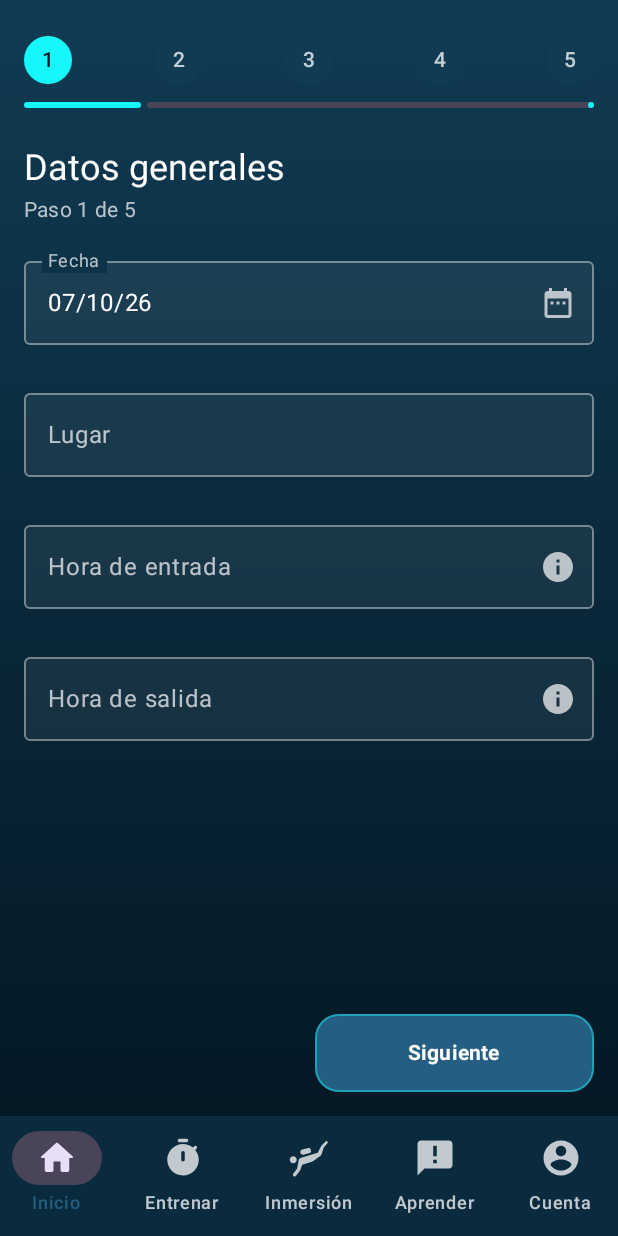
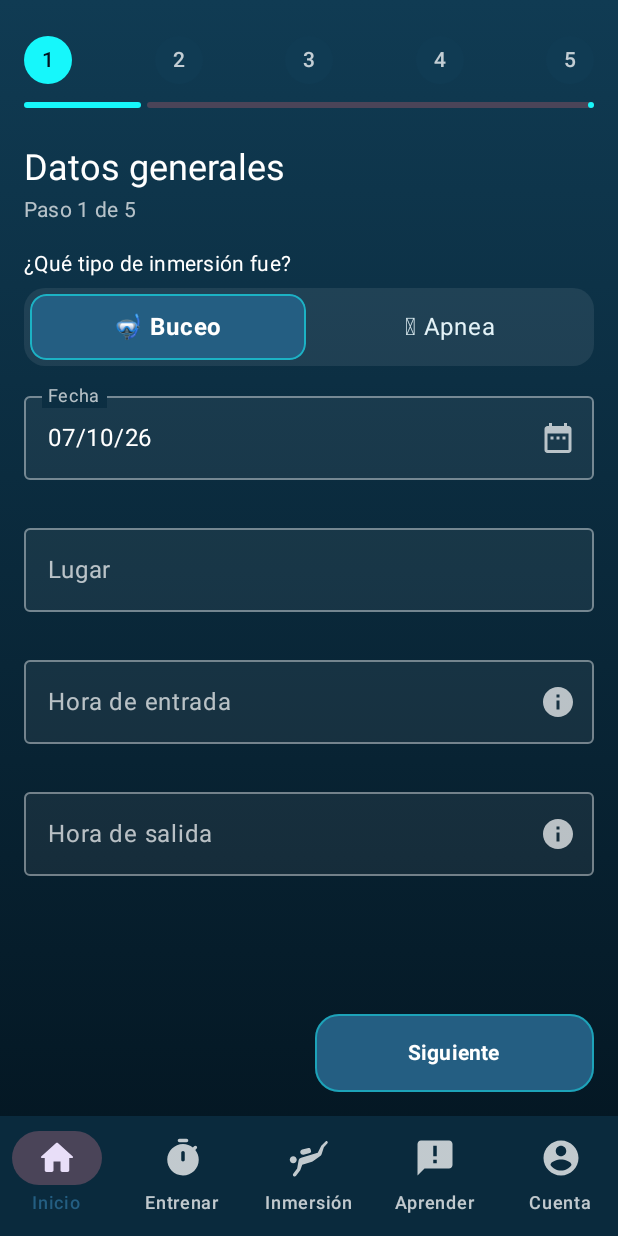
Before and after one commit to ezequielbertero1-code/Appnea-BerteroGarcia, an Android app built with Jetpack Compose: the NuevaInmersionScreen screen opened through its navigation route, on a phone screen of 412 x 824 dp. Run offline under Robolectric (Android 15) with nearby library versions, the phone set to English and light mode, and no system bars; our stand-ins replace navigation suite; 2 statements that could not run were skipped.

Commit message:
cambio bd y voy cambiando el formato

```diff
--- a/app/src/main/java/com/berterogarcia/appnea/data/local/AppDatabase.kt
+++ b/app/src/main/java/com/berterogarcia/appnea/data/local/AppDatabase.kt
@@ -21,7 +21,7 @@ import androidx.sqlite.db.SupportSQLiteDatabase
     // v5: condiciones guardadas en inmersiones y salidas de pesca
     // v6: perfil, equipamiento, certificados y contactos de emergencia
     // v7: inmersiones, sesiones, salidas de pesca y tablas pasan a ser de cada usuario
-    version = 8,
+    version = 9,
     // [CAMBIO] Room guarda el esquema de cada versión en app/schemas/ (configurado en
     // app/build.gradle.kts). Hace falta para escribir migraciones y para usar AutoMigration.
     // Esa carpeta SE COMMITEA.
--- a/app/src/main/java/com/berterogarcia/appnea/data/local/EquipoEntity.kt
+++ b/app/src/main/java/com/berterogarcia/appnea/data/local/EquipoEntity.kt
@@ -22,7 +22,6 @@ enum class CategoriaEquipo(val etiqueta: String) {
     REGULADOR("Regulador"),
     CHALECO("Chaleco (BCD)"),
     TUBO("Tubo"),
-    ARPON("Arpón"),
     BOYA("Boya"),
     CUCHILLO("Cuchillo"),
     LINTERNA("Linterna"),
--- a/app/src/main/java/com/berterogarcia/appnea/data/local/SeedDatos.kt
+++ b/app/src/main/java/com/berterogarcia/appnea/data/local/SeedDatos.kt
@@ -114,6 +114,7 @@ object SeedDatos {
             temperaturaAguaC = 10f,
             visibilidadMetros = 4f,
             actividad = "Apnea",
+            tipo = TipoInmersion.APNEA,
             comentarios = "Series de peso constante con boya y compañero en superficie."
         ),
         InmersionEntity(
--- /dev/null
+++ b/app/src/main/java/com/berterogarcia/appnea/data/local/TipoInmersion.kt
@@ -0,0 +1,15 @@
+package com.berterogarcia.appnea.data.local
+
+/**
+ * Tipo de inmersión. Se guarda por NOMBRE (ver Converters): si algún día se renombra una
+ * constante, los registros viejos se leen como BUCEO en vez de crashear.
+ */
+enum class TipoInmersion(val etiqueta: String, val emoji: String) {
+    BUCEO("Buceo", "🤿"),
+    APNEA("Apnea", "🫁");
+
+    companion object {
+        fun desdeNombre(nombre: String?): TipoInmersion =
+            entries.firstOrNull { it.name == nombre } ?: BUCEO
+    }
+}
--- /dev/null
+++ b/app/src/main/java/com/berterogarcia/appnea/ui/components/SelectorSegmentado.kt
@@ -0,0 +1,104 @@
+package com.berterogarcia.appnea.ui.components
+
+import androidx.compose.foundation.background
+import androidx.compose.foundation.border
+import androidx.compose.foundation.layout.Arrangement
+import androidx.compose.foundation.layout.Box
+import androidx.compose.foundation.layout.Column
+import androidx.compose.foundation.layout.Row
+import androidx.compose.foundation.layout.fillMaxWidth
+import androidx.compose.foundation.layout.heightIn
+import androidx.compose.foundation.layout.padding
+import androidx.compose.foundation.selection.selectable
+import androidx.compose.foundation.selection.selectableGroup
+import androidx.compose.foundation.shape.RoundedCornerShape
+import androidx.compose.material3.MaterialTheme
+import androidx.compose.material3.Text
+import androidx.compose.runtime.Composable
+import androidx.compose.ui.Alignment
+import androidx.compose.ui.Modifier
+import androidx.compose.ui.draw.clip
+import androidx.compose.ui.graphics.Color
+import androidx.compose.ui.semantics.Role
+import androidx.compose.ui.text.font.FontWeight
+import androidx.compose.ui.unit.dp
+import com.berterogarcia.appnea.ui.theme.Acento
+import com.berterogarcia.appnea.ui.theme.FondoTarjetaResaltada
+import com.berterogarcia.appnea.ui.theme.TextoChip
+import com.berterogarcia.appnea.ui.theme.TextoTerciario
+import com.berterogarcia.appnea.ui.theme.VeloMedio
+
+private val FormaExterior = RoundedCornerShape(14.dp)
+private val FormaOpcion = RoundedCornerShape(11.dp)
+
+/**
+ * Selector de UNA sola opción con botones pegados: Buceo | Apnea, Dulce | Salada...
+ * Para TalkBack se anuncia como un grupo de radio buttons.
+ *
+ * [permitirNinguna]: si es true, tocar la opción elegida la desmarca (campos opcionales).
+ */
+@Composable
+fun <T> SelectorSegmentado(
+    opciones: List<T>,
+    seleccionada: T?,
+    etiqueta: (T) -> String,
+    onSeleccion: (T?) -> Unit,
+    modifier: Modifier = Modifier,
+    titulo: String? = null,
+    ayuda: String? = null,
+    permitirNinguna: Boolean = false
+) {
+    Column(modifier = modifier.fillMaxWidth()) {
+        if (titulo != null) {
+            Row {
+                Text(titulo, color = Color.White, style = MaterialTheme.typography.bodyMedium)
+                if (ayuda != null) {
+                    Text(" · $ayuda", color = TextoTerciario, style = MaterialTheme.typography.bodyMedium)
+                }
+            }
+        }
+        Row(
+            modifier = Modifier
+                .fillMaxWidth()
+                .padding(top = 6.dp)
+                .background(VeloMedio, FormaExterior)
+                .padding(4.dp)
+                .selectableGroup(),
+            horizontalArrangement = Arrangement.spacedBy(4.dp)
+        ) {
+            opciones.forEach { opcion ->
+                val elegida = opcion == seleccionada
+                Box(
+                    modifier = Modifier
+                        .weight(1f)
+                        .heightIn(min = 44.dp)   // área táctil mínima recomendada
+                        .clip(FormaOpcion)
+                        .then(
+                            if (elegida) Modifier
+                                .background(FondoTarjetaResaltada)
+                                .border(1.dp, Acento.copy(alpha = 0.55f), FormaOpcion)
+                            else Modifier
+                        )
+                        .selectable(
+                            selected = elegida,
+                            role = Role.RadioButton,
+                            onClick = {
+                                when {
+                                    !elegida -> onSeleccion(opcion)
+                                    permitirNinguna -> onSeleccion(null)
+                                }
+                            }
+                        ),
+                    contentAlignment = Alignment.Center
+                ) {
+                    Text(
+                        text = etiqueta(opcion),
+                        color = if (elegida) Color.White else TextoChip,
+                        fontWeight = if (elegida) FontWeight.Bold else FontWeight.Normal,
+                        style = MaterialTheme.typography.bodyLarge
+                    )
+                }
+            }
+        }
+    }
+}
--- a/app/src/main/java/com/berterogarcia/appnea/ui/nuevainmersion/NuevaInmersion.kt
+++ b/app/src/main/java/com/berterogarcia/appnea/ui/nuevainmersion/NuevaInmersion.kt
@@ -46,19 +46,22 @@ import androidx.compose.ui.text.input.TransformedText
 import androidx.compose.ui.text.input.VisualTransformation
 import androidx.compose.ui.unit.dp
 import androidx.lifecycle.compose.collectAsStateWithLifecycle
+import com.berterogarcia.appnea.data.local.TipoInmersion
 import com.berterogarcia.appnea.ui.components.BotonPrincipal
 import com.berterogarcia.appnea.ui.components.BotonSecundario
 import com.berterogarcia.appnea.ui.components.CampoTexto
 import com.berterogarcia.appnea.ui.components.CheckboxGroup
 import com.berterogarcia.appnea.ui.components.DatePickerField
+import com.berterogarcia.appnea.ui.components.SelectorSegmentado
 import com.berterogarcia.appnea.ui.components.TimePickerField
 import com.berterogarcia.appnea.ui.theme.Acento
 import com.berterogarcia.appnea.ui.theme.TextoSecundario
 import com.berterogarcia.appnea.ui.theme.TextoTerciario
 
-private val OPCIONES_AGUA = listOf(
-    "Dulce", "Salada", "Orilla", "Bote", "Olas", "Corrientes", "Resaca"
-)
+// Características del agua, en grupos. Se siguen guardando juntas en caracteristicasAgua.
+private val AGUA_TIPO = listOf("Dulce", "Salada")             // una
+private val AGUA_ENTRADA = listOf("Orilla", "Bote")           // una
+private val AGUA_MAR = listOf("Olas", "Corrientes", "Resaca") // varias
 
 private val OPCIONES_EQUIPAMIENTO = listOf(
     "Ninguna", "Corto", "Largo", "Dos piezas", "Semi seco", "Seco",
@@ -218,6 +221,14 @@ private fun rememberFocoInicial(): FocusRequester {
 @Composable
 private fun EtapaGeneral(uiState: NuevaInmersionUiState, viewModel: NuevaInmersionViewModel) {
     val foco = rememberFocoInicial()
+    SelectorSegmentado(
+        titulo = "¿Qué tipo de inmersión fue?",
+        opciones = TipoInmersion.entries,
+        seleccionada = uiState.tipo,
+        etiqueta = { "${it.emoji} ${it.etiqueta}" },
+        onSeleccion = { tipo -> tipo?.let(viewModel::onTipoChange) },
+        modifier = Modifier.padding(bottom = 12.dp)
+    )
     DatePickerField(
         label = "Fecha", valor = uiState.fecha, onValorChange = viewModel::onFechaChange,
         isError = uiState.errores.containsKey(Campo.FECHA), mensajeError = uiState.errores[Campo.FECHA],
@@ -251,13 +262,20 @@ private fun EtapaInmersion(uiState: NuevaInmersionUiState, viewModel: NuevaInmer
         keyboardOptions = KeyboardOptions(keyboardType = KeyboardType.Number, imeAction = ImeAction.Next),
         modifier = Modifier.fillMaxWidth().focusRequester(foco)
     )
+    val esApnea = uiState.tipo == TipoInmersion.APNEA
     CampoTexto(
         valor = uiState.tiempoFondo, onValorChange = viewModel::onTiempoFondoChange,
-        etiqueta = "Tiempo de fondo (mm:ss)", visualTransformation = tiempoFondoVisualTransformation,
-        keyboardOptions = KeyboardOptions(keyboardType = KeyboardType.Number, imeAction = ImeAction.Next),
+        etiqueta = if (esApnea) "Tiempo de apnea (mm:ss)" else "Tiempo de fondo (mm:ss)",
+        visualTransformation = tiempoFondoVisualTransformation,
+        keyboardOptions = KeyboardOptions(
+            keyboardType = KeyboardType.Number,
+            imeAction = if (esApnea) ImeAction.Done else ImeAction.Next
+        ),
         esError = uiState.errores.containsKey(Campo.TIEMPO_FONDO), mensajeError = uiState.errores[Campo.TIEMPO_FONDO] ?: "",
         modifier = Modifier.fillMaxWidth().padding(top = 8.dp)
     )
+    // En apnea no hay parada de seguridad
+    if (!esApnea) {
         CampoTexto(
             valor = uiState.paradaSeguridadMin, onValorChange = viewModel::onParadaChange,
             etiqueta = "Parada de seguridad (min)",
@@ -266,11 +284,29 @@ private fun EtapaInmersion(uiState: NuevaInmersionUiState, viewModel: NuevaInmer
             modifier = Modifier.fillMaxWidth().padding(top = 8.dp)
         )
     }
+}
 
 @Composable
 private fun EtapaCondiciones(uiState: NuevaInmersionUiState, viewModel: NuevaInmersionViewModel) {
+    SelectorSegmentado(
+        titulo = "Tipo de agua", ayuda = "una",
+        opciones = AGUA_TIPO,
+        seleccionada = AGUA_TIPO.firstOrNull { it in uiState.caracteristicasAgua },
+        etiqueta = { it },
+        onSeleccion = { viewModel.onAguaUnica(AGUA_TIPO, it) },
+        permitirNinguna = true
+    )
+    SelectorSegmentado(
+        titulo = "Entrada", ayuda = "una",
+        opciones = AGUA_ENTRADA,
+        seleccionada = AGUA_ENTRADA.firstOrNull { it in uiState.caracteristicasAgua },
+        etiqueta = { it },
+        onSeleccion = { viewModel.onAguaUnica(AGUA_ENTRADA, it) },
+        permitirNinguna = true,
+        modifier = Modifier.padding(top = 12.dp)
+    )
     CheckboxGroup(
-        titulo = "Características del agua", opciones = OPCIONES_AGUA,
+        titulo = "Estado del mar", opciones = AGUA_MAR,
         seleccionadas = uiState.caracteristicasAgua, onCambio = viewModel::onAguaToggle
     )
     CampoTexto(
```
Also changed, not shown: app/src/main/java/com/berterogarcia/appnea/data/local/Converters.kt (+7 -0 lines), app/src/main/java/com/berterogarcia/appnea/data/local/InmersionEntity.kt (+6 -1 lines), app/src/main/java/com/berterogarcia/appnea/data/local/Migraciones.kt (+20 -1 lines), app/src/main/java/com/berterogarcia/appnea/ui/nuevainmersion/NuevaInmersionViewModel.kt (+24 -2 lines), 1 other file. Lines whose indentation alone changed are shown as unchanged.
